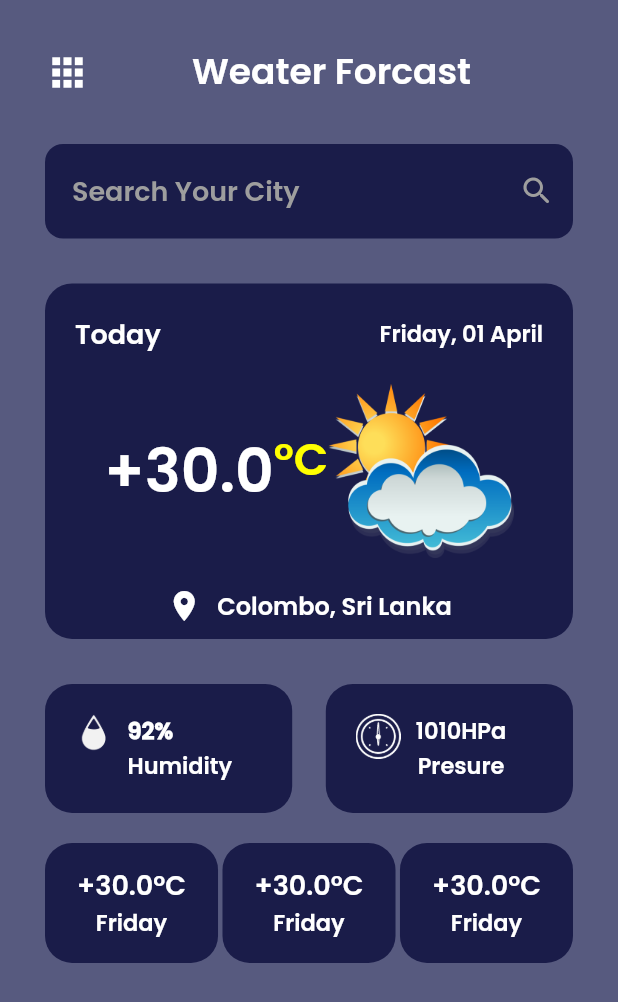
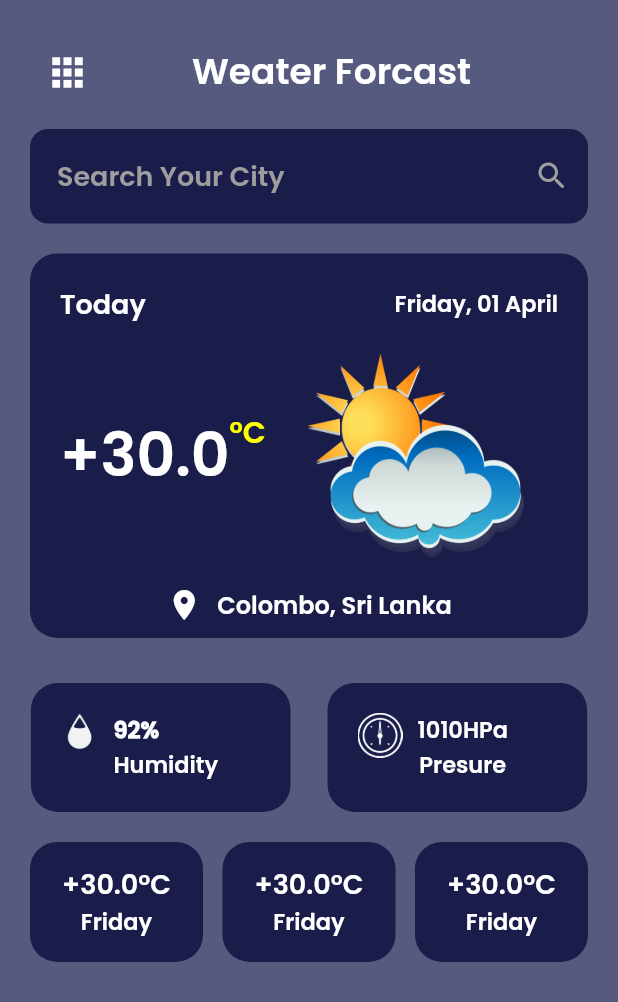
Before and after one commit to khushwantSinghRathore/WeatherFlutter, a Flutter app: the screen it shows after launch, on a phone screen of 412 x 824 dp. Shown: the top 1002 px of the screen. Run offline on Flutter 3.47's test engine with Material 2 defaults, Android fonts, the phone set to English and light mode, and no system bars.

Commit message:
UI improvement

```diff
--- a/lib/screens/maincard.dart
+++ b/lib/screens/maincard.dart
@@ -6,7 +6,7 @@ class MainCard extends StatelessWidget {
   @override
   Widget build(BuildContext context) {
     return Container(
-      margin: const EdgeInsets.only(left: 30, top: 30, right: 30),
+      margin: const EdgeInsets.only(left: 20, top: 20, right: 20),
       padding: const EdgeInsets.only(left: 20, top: 20, right: 20, bottom: 10),
       decoration: const BoxDecoration(
         color: Color.fromARGB(255, 26, 28, 73),
@@ -15,6 +15,7 @@ class MainCard extends StatelessWidget {
         ),
       ),
       child: Column(
+        mainAxisAlignment: MainAxisAlignment.center,
         children: [
           Row(
             mainAxisAlignment: MainAxisAlignment.spaceBetween,
@@ -37,37 +38,35 @@ class MainCard extends StatelessWidget {
             height: 20,
           ),
           Row(
-            mainAxisSize: MainAxisSize.min,
-            mainAxisAlignment: MainAxisAlignment.spaceBetween,
             children: [
-              Wrap(
+              SizedBox(
+                width: MediaQuery.of(context).size.width * 0.4,
+                child: Wrap(
+                  direction: Axis.horizontal,
                   children: const [
                     Text(
                       '+30.0',
                       overflow: TextOverflow.ellipsis,
                       style: TextStyle(color: Colors.white, fontSize: 40),
                     ),
-                  Align(
-                    alignment: Alignment.bottomLeft,
-                    child: Text(
+                    Text(
                       '°C',
                       overflow: TextOverflow.ellipsis,
                       style: TextStyle(
                         color: Colors.yellowAccent,
-                        fontSize: 30,
-                      ),
+                        fontSize: 20,
                       ),
                     ),
                   ],
                 ),
-              Wrap(
-                children: [
-                  Image(
-                    fit: BoxFit.fitWidth,
-                    width: MediaQuery.of(context).size.width * 0.3,
-                    image: const AssetImage('images/few-clouds.png'),
               ),
-                ],
+              SizedBox(
+                width: MediaQuery.of(context).size.width * 0.35,
+                child: const Image(
+                  alignment: Alignment.centerLeft,
+                  fit: BoxFit.fill,
+                  image: AssetImage('images/few-clouds.png'),
+                ),
               )
             ],
           ),
--- a/lib/screens/moreinfo.dart
+++ b/lib/screens/moreinfo.dart
@@ -6,7 +6,8 @@ class MoreInfo extends StatelessWidget {
   @override
   Widget build(BuildContext context) {
     return Container(
-      margin: const EdgeInsets.only(left: 30, top: 15, right: 30),
+      margin: const EdgeInsets.only(left: 20, top: 15, right: 20),
+      width: MediaQuery.of(context).size.width * 0.9,
       child: Row(
           mainAxisAlignment: MainAxisAlignment.spaceBetween,
           mainAxisSize: MainAxisSize.max,
@@ -15,7 +16,7 @@ class MoreInfo extends StatelessWidget {
             //   width: 10,
             // ),
             Container(
-              width: MediaQuery.of(context).size.width * 0.40,
+              width: MediaQuery.of(context).size.width * 0.42,
               padding: const EdgeInsets.all(20),
               decoration: const BoxDecoration(
                 borderRadius: BorderRadius.all(Radius.circular(18)),
@@ -56,7 +57,7 @@ class MoreInfo extends StatelessWidget {
               ),
             ),
             Container(
-              width: MediaQuery.of(context).size.width * 0.40,
+              width: MediaQuery.of(context).size.width * 0.42,
               padding: const EdgeInsets.all(20),
               decoration: const BoxDecoration(
                 borderRadius: BorderRadius.all(Radius.circular(18)),
--- a/lib/screens/nextdays.dart
+++ b/lib/screens/nextdays.dart
@@ -6,7 +6,7 @@ class NextDays extends StatelessWidget {
   @override
   Widget build(BuildContext context) {
     return Container(
-      margin: const EdgeInsets.only(left: 30, top: 15, right: 30),
+      margin: const EdgeInsets.only(left: 20, top: 15, right: 20),
       child: Row(
         mainAxisAlignment: MainAxisAlignment.spaceBetween,
         children: [
--- a/lib/screens/searchheader.dart
+++ b/lib/screens/searchheader.dart
@@ -6,7 +6,7 @@ class Searchbarheader extends StatelessWidget {
   @override
   Widget build(BuildContext context) {
     return Container(
-      margin: const EdgeInsets.only(left: 30, top: 30, right: 30),
+      margin: const EdgeInsets.only(left: 20, top: 20, right: 20),
       child: const TextField(
         style: TextStyle(
             color: Colors.grey, fontSize: 18, fontWeight: FontWeight.w600),
```
Also changed, not shown: pubspec.yaml (+3 -4 lines), pubspec.lock. Lines whose indentation alone changed are shown as unchanged.
